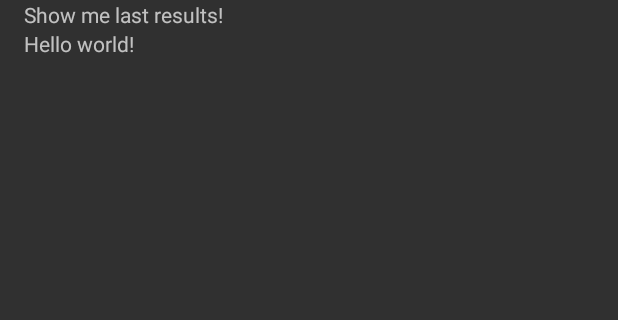
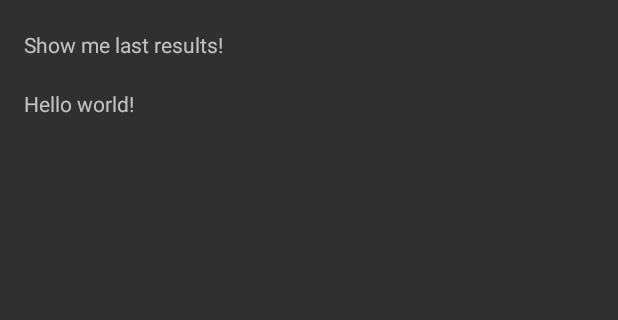
Before and after one commit to android-tools/test-in-app, an Android app: the screen it shows after launch (MainActivity), on a phone screen of 412 x 824 dp, the part 137-457 px from its top. Run offline under Robolectric (Android 15) with nearby library versions, the phone set to English and light mode, and no system bars; libraries missing offline, so code that uses them is left out: com.facebook.stetho; 1 statement that could not run was skipped.

Commit message:
minor fix appearance

```diff
--- a/app/src/main/res/layout/activity_main.xml
+++ b/app/src/main/res/layout/activity_main.xml
@@ -16,16 +16,21 @@
         android:id="@+id/start_test"
         android:layout_width="wrap_content"
         android:layout_height="wrap_content"
-        android:text="Try start test inside!" />
+        android:layout_marginBottom="20dp"
+        android:text="Try start test inside!"
+        tools:ignore="HardcodedText"/>
 
     <TextView
         android:id="@+id/show_results"
         android:layout_width="wrap_content"
         android:layout_height="wrap_content"
-        android:text="Show me last results!" />
+        android:layout_marginBottom="20dp"
+        android:text="Show me last results!"
+        tools:ignore="HardcodedText"/>
 
     <TextView
         android:layout_width="wrap_content"
         android:layout_height="wrap_content"
-        android:text="Hello world!" />
+        android:text="Hello world!"
+        tools:ignore="HardcodedText"/>
 </LinearLayout>
--- a/testing/src/main/java/ru/busylee/testing/MyRunListener.java
+++ b/testing/src/main/java/ru/busylee/testing/MyRunListener.java
@@ -80,7 +80,7 @@ public class MyRunListener extends RunListener {
   private TestDescription fromDescription(Description description, boolean success) {
     TestDescription testDescription = new TestDescription();
     testDescription.name = description.getDisplayName();
-    testDescription.result = success ? "sucess" : "failure";
+    testDescription.result = success ? "success" : "failure";
     return testDescription;
   }
 
```
Also changed, not shown: testing/src/main/java/ru/busylee/testing/ui/TestResultsAdapter.java (+8 -0 lines), testing/src/main/res/layout/i_test_layout.xml (+4 -4 lines).
